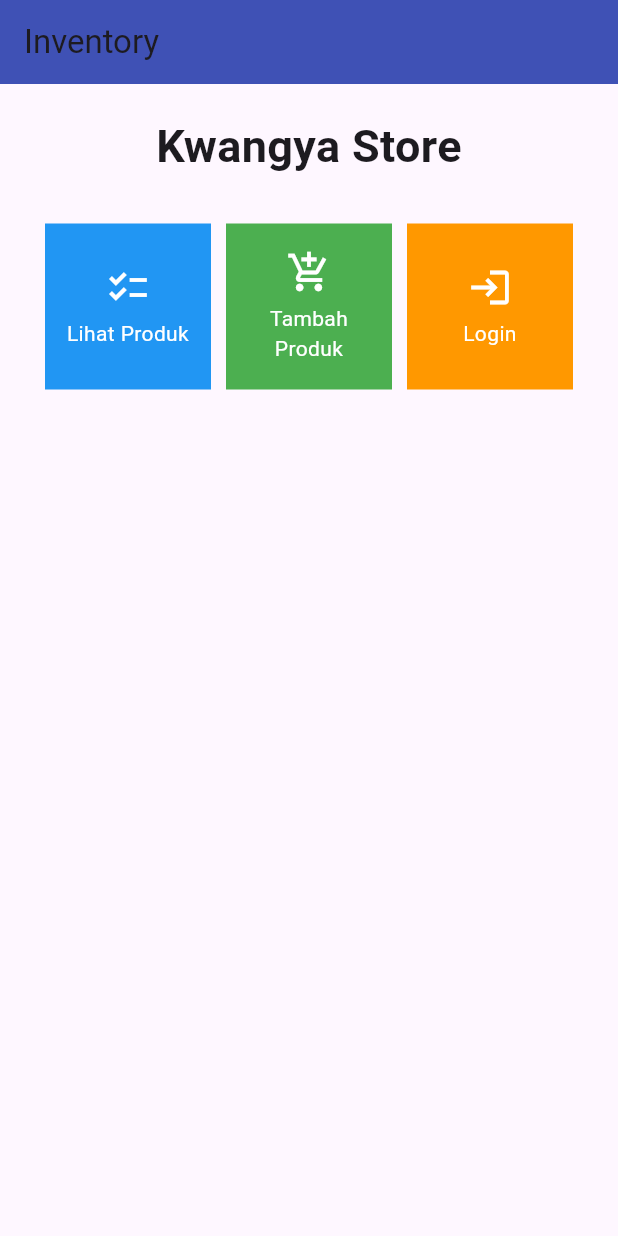
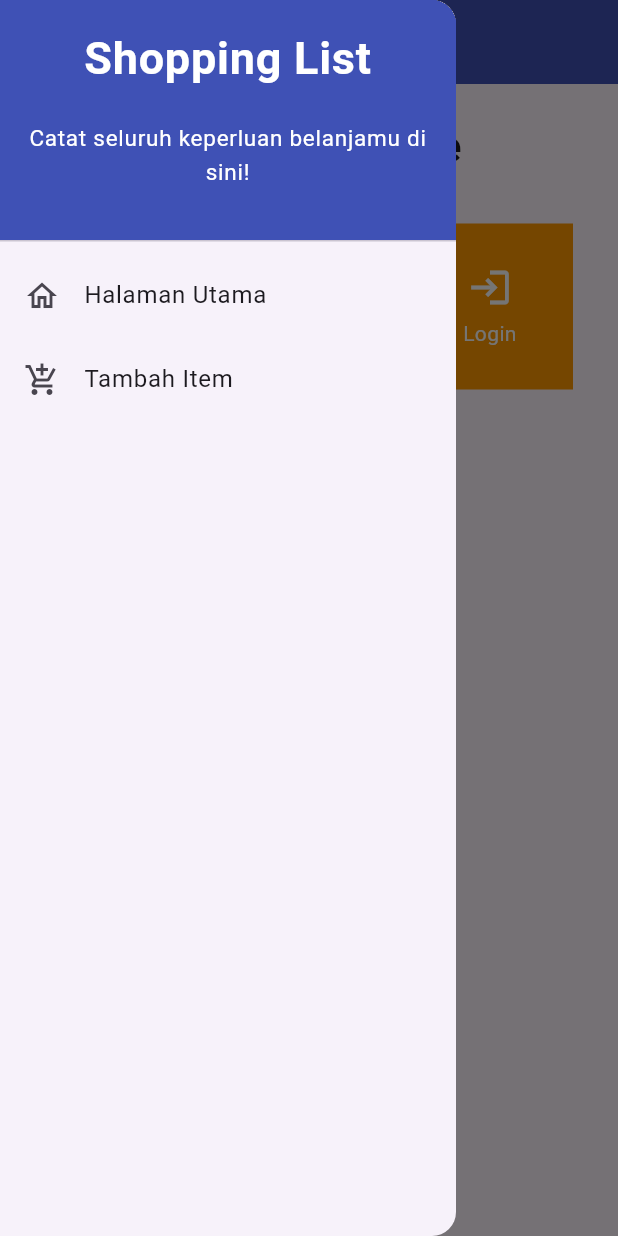
Before and after one commit to nurazizahfebriyana/tugas-7, a Flutter app: the screen it shows after launch, with the side drawer open (before the commit the screen has no drawer), on a phone screen of 412 x 824 dp. Run offline on Flutter 3.47's test engine with Material 2 defaults, Android fonts, the phone set to English and light mode, and no system bars.

Commit message:
TUGAS 8 DONE

```diff
--- a/inventory/lib/main.dart
+++ b/inventory/lib/main.dart
@@ -1,5 +1,5 @@
 import 'package:flutter/material.dart';
-import 'package:inventory/menu.dart';
+import 'package:inventory/screens/menu.dart';
 void main() {
   runApp(const MyApp());
 }
--- a/inventory/lib/menu.dart
+++ /dev/null
@@ -1,126 +0,0 @@
-import 'package:flutter/material.dart';
-class MyHomePage extends StatelessWidget {
-  MyHomePage({Key? key}) : super(key: key);
-  final List<ShopItem> items = [
-    ShopItem("Lihat Produk", Icons.checklist),
-    ShopItem("Tambah Produk", Icons.add_shopping_cart),
-    ShopItem("Login", Icons.login),
-  ];
-
-  // This widget is the home page of your application. It is stateful, meaning
-  // that it has a State object (defined below) that contains fields that affect
-  // how it looks.
-
-  // This class is the configuration for the state. It holds the values (in this
-  // case the title) provided by the parent (in this case the App widget) and
-  // used by the build method of the State. Fields in a Widget subclass are
-  // always marked "final".
-  @override
-  Widget build(BuildContext context) {
-    return Scaffold(
-      appBar: AppBar(
-        title: const Text(
-          'Inventory',
-        ),
-      ),
-      body: SingleChildScrollView(
-        // Widget wrapper yang dapat discroll
-        child: Padding(
-          padding: const EdgeInsets.all(10.0), // Set padding dari halaman
-          child: Column(
-            children: <Widget>[
-              const Padding(
-                padding: EdgeInsets.only(top: 10.0, bottom: 10.0),   // Widget Text untuk menampilkan tulisan dengan alignment center dan style yang sesuai
-                child: Text(
-                  'Kwangya Store', // Text yang menandakan toko
-                  textAlign: TextAlign.center,
-                  style: TextStyle(
-                    fontSize: 30,
-                    fontWeight: FontWeight.bold,
-                  ),
-                ),
-              ),
-              // Grid layout
-              GridView.count(
-                // Container pada card kita.
-                primary: true,
-                padding: const EdgeInsets.all(20),
-                crossAxisSpacing: 10,
-                mainAxisSpacing: 10,
-                crossAxisCount: 3,
-                shrinkWrap: true,
-                children: items.map((ShopItem item) {
-                  // Iterasi untuk setiap item
-                  return ShopCard(item);
-                }).toList(),
-              ),
-            ],
-          ),
-        ),
-      ),
-    );
-    }
-}
-
-
-class ShopItem {
-  final String name;
-  final IconData icon;
-
-  ShopItem(this.name, this.icon);
-}
-
-
-class ShopCard extends StatelessWidget {
-  final ShopItem item;
-
-  const ShopCard(this.item, {super.key}); // Constructor
-
-  @override
-  Widget build(BuildContext context) {
-    Color backgroundColor;
-
-    if (item.name == "Lihat Produk") {
-      backgroundColor = Colors.blue;
-    } else if (item.name == "Tambah Produk") {
-      backgroundColor = Colors.green;
-    } else if (item.name == "Login") {
-      backgroundColor = Colors.orange;
-    } else {
-      backgroundColor = Colors.indigo;
-    }
-
-    return Material(
-      color: backgroundColor, // set ke warna tombol masing2
-      child: InkWell(
-        onTap: () {
-          ScaffoldMessenger.of(context)
-            ..hideCurrentSnackBar()
-            ..showSnackBar(SnackBar(
-                content: Text("Kamu telah menekan tombol ${item.name}")));
-        },
-        child: Container(
-          padding: const EdgeInsets.all(8),
-          child: Center(
-            child: Column(
-              mainAxisAlignment: MainAxisAlignment.center,
-              children: [
-                Icon(
-                  item.icon,
-                  color: Colors.white,
-                  size: 30.0,
-                ),
-                const Padding(padding: EdgeInsets.all(3)),
-                Text(
-                  item.name,
-                  textAlign: TextAlign.center,
-                  style: const TextStyle(color: Colors.white),
-                ),
-              ],
-            ),
-          ),
-        ),
-      ),
-    );
-  }
-}
--- /dev/null
+++ b/inventory/lib/screens/menu.dart
@@ -0,0 +1,59 @@
+import 'package:flutter/material.dart';
+import 'package:inventory/widgets/left_drawer.dart';
+import 'package:inventory/widgets/shop_card.dart';
+
+class MyHomePage extends StatelessWidget {
+  MyHomePage({Key? key}) : super(key: key);
+  final List<ShopItem> items = [
+    ShopItem("Lihat Produk", Icons.checklist),
+    ShopItem("Tambah Produk", Icons.add_shopping_cart),
+    ShopItem("Login", Icons.login),
+  ];
+
+  @override
+  Widget build(BuildContext context) {
+    return Scaffold(
+      appBar: AppBar(
+        title: const Text(
+          'Inventory',
+        ),
+      ),
+      drawer: const LeftDrawer(),
+      body: SingleChildScrollView(
+        // Widget wrapper yang dapat discroll
+        child: Padding(
+          padding: const EdgeInsets.all(10.0), // Set padding dari halaman
+          child: Column(
+            children: <Widget>[
+              const Padding(
+                padding: EdgeInsets.only(top: 10.0, bottom: 10.0),   // Widget Text untuk menampilkan tulisan dengan alignment center dan style yang sesuai
+                child: Text(
+                  'Kwangya Store', // Text yang menandakan toko
+                  textAlign: TextAlign.center,
+                  style: TextStyle(
+                    fontSize: 30,
+                    fontWeight: FontWeight.bold,
+                  ),
+                ),
+              ),
+              // Grid layout
+              GridView.count(
+                // Container pada card kita.
+                primary: true,
+                padding: const EdgeInsets.all(20),
+                crossAxisSpacing: 10,
+                mainAxisSpacing: 10,
+                crossAxisCount: 3,
+                shrinkWrap: true,
+                children: items.map((ShopItem item) {
+                  // Iterasi untuk setiap item
+                  return ShopCard(item);
+                }).toList(),
+              ),
+            ],
+          ),
+        ),
+      ),
+    );
+    }
+}
--- /dev/null
+++ b/inventory/lib/widgets/left_drawer.dart
@@ -0,0 +1,75 @@
+import 'package:flutter/material.dart';
+import 'package:inventory/screens/menu.dart';
+import 'package:inventory/screens/shoplist_form.dart';
+
+class LeftDrawer extends StatelessWidget {
+  const LeftDrawer({super.key});
+
+  @override
+  Widget build(BuildContext context) {
+    return Drawer(
+      child: ListView(
+        children: [
+          const DrawerHeader(
+            // TODO: Bagian drawer header
+            decoration: BoxDecoration(
+                color: Colors.indigo,
+            ),
+            child: Column(
+                children: [
+                Text(
+                    'Shopping List',
+                    textAlign: TextAlign.center,
+                    style: TextStyle(
+                    fontSize: 30,
+                    fontWeight: FontWeight.bold,
+                    color: Colors.white,
+                    ),
+                ),
+                Padding(padding: EdgeInsets.all(10)),
+                Text("Catat seluruh keperluan belanjamu di sini!",
+                    // TODO: Tambahkan gaya teks dengan center alignment, font ukuran 15, warna putih, dan weight biasa
+                    textAlign: TextAlign.center,
+                    style: TextStyle(
+                      fontSize: 15,
+                      color: Colors.white,
+                    ),
+                    ),
+                ],
+            ),
+            ),
+
+          // TODO: Bagian routing
+          ListTile(
+            leading: const Icon(Icons.home_outlined),
+            title: const Text('Halaman Utama'),
+            // Bagian redirection ke MyHomePage
+            onTap: () {
+                Navigator.pushReplacement(
+                    context,
+                    MaterialPageRoute(
+                    builder: (context) => MyHomePage(),
+                    ));
+            },
+            ),
+            ListTile(
+            leading: const Icon(Icons.add_shopping_cart),
+            title: const Text('Tambah Item'),
+            // Bagian redirection ke ShopFormPage
+            onTap: () {
+                /*
+                TODO: Buatlah routing ke ShopFormPage di sini,
+                setelah halaman ShopFormPage sudah dibuat.
+                */
+                Navigator.pushReplacement(
+                    context,
+                    MaterialPageRoute(
+                    builder: (context) => ShopFormPage(),
+                    ));
+            },
+            ),
+        ],
+      ),
+    );
+  }
+}
--- /dev/null
+++ b/inventory/lib/widgets/shop_card.dart
@@ -0,0 +1,70 @@
+import 'package:flutter/material.dart';
+import 'package:inventory/screens/shoplist_form.dart';
+
+class ShopItem {
+  final String name;
+  final IconData icon;
+
+  ShopItem(this.name, this.icon);
+}
+
+
+class ShopCard extends StatelessWidget {
+  final ShopItem item;
+
+  const ShopCard(this.item, {super.key}); // Constructor
+
+  @override
+  Widget build(BuildContext context) {
+    Color backgroundColor;
+
+    if (item.name == "Lihat Produk") {
+      backgroundColor = Colors.blue;
+    } else if (item.name == "Tambah Produk") {
+      backgroundColor = Colors.green;
+    } else if (item.name == "Login") {
+      backgroundColor = Colors.orange;
+    } else {
+      backgroundColor = Colors.indigo;
+    }
+
+    return Material(
+      color: backgroundColor, // set ke warna tombol masing2
+      child: InkWell(
+        onTap: () {
+          ScaffoldMessenger.of(context)
+            ..hideCurrentSnackBar()
+            ..showSnackBar(SnackBar(
+                content: Text("Kamu telah menekan tombol ${item.name}")));
+
+          // Navigate ke route yang sesuai (tergantung jenis tombol)
+           if (item.name == "Tambah Produk") {
+              Navigator.push(context,
+                  MaterialPageRoute(builder: (context) => const ShopFormPage()));
+          }
+        },
+        child: Container(
+          padding: const EdgeInsets.all(8),
+          child: Center(
+            child: Column(
+              mainAxisAlignment: MainAxisAlignment.center,
+              children: [
+                Icon(
+                  item.icon,
+                  color: Colors.white,
+                  size: 30.0,
+                ),
+                const Padding(padding: EdgeInsets.all(3)),
+                Text(
+                  item.name,
+                  textAlign: TextAlign.center,
+                  style: const TextStyle(color: Colors.white),
+                ),
+              ],
+            ),
+          ),
+        ),
+      ),
+    );
+  }
+}
```
Also changed, not shown: inventory/lib/screens/shoplist_form.dart (added, +189 -0 lines), 1 other file.
